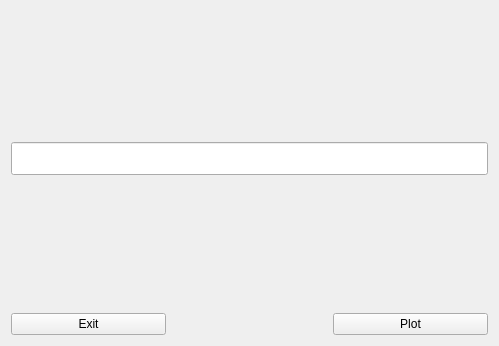
Old version of the form plot_view.ui in the repository topseli/PyCalc.
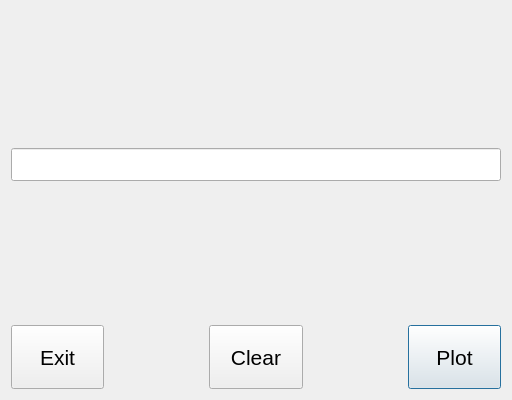
New version of the form.

Commit message: add clear buttons, fix element naming

```diff
--- a/plot_view.ui
+++ b/plot_view.ui
@@ -6,23 +6,89 @@
    <rect>
     <x>0</x>
     <y>0</y>
-    <width>499</width>
-    <height>346</height>
+    <width>512</width>
+    <height>400</height>
    </rect>
   </property>
   <property name="windowTitle">
    <string>Form</string>
   </property>
-  <layout class="QGridLayout" name="gridLayout">
+  <layout class="QGridLayout" name="gridLayout" columnstretch="0,0,0,0,0" columnminimumwidth="0,0,0,0,0">
+   <item row="5" column="4">
+    <widget class="QPushButton" name="button_plot">
+     <property name="minimumSize">
+      <size>
+       <width>0</width>
+       <height>64</height>
+      </size>
+     </property>
+     <property name="font">
+      <font>
+       <pointsize>16</pointsize>
+      </font>
+     </property>
+     <property name="text">
+      <string>Plot</string>
+     </property>
+     <property name="default">
+      <bool>true</bool>
+     </property>
+    </widget>
+   </item>
+   <item row="5" column="1">
+    <spacer name="spacer_left">
+     <property name="orientation">
+      <enum>Qt::Horizontal</enum>
+     </property>
+     <property name="sizeType">
+      <enum>QSizePolicy::Preferred</enum>
+     </property>
+     <property name="sizeHint" stdset="0">
+      <size>
+       <width>40</width>
+       <height>20</height>
+      </size>
+     </property>
+    </spacer>
+   </item>
+   <item row="5" column="2">
+    <widget class="QPushButton" name="button_clear">
+     <property name="minimumSize">
+      <size>
+       <width>0</width>
+       <height>64</height>
+      </size>
+     </property>
+     <property name="font">
+      <font>
+       <pointsize>16</pointsize>
+      </font>
+     </property>
+     <property name="text">
+      <string>Clear</string>
+     </property>
+    </widget>
+   </item>
    <item row="5" column="0">
-    <widget class="QPushButton" name="exit_button">
+    <widget class="QPushButton" name="button_exit">
+     <property name="minimumSize">
+      <size>
+       <width>0</width>
+       <height>64</height>
+      </size>
+     </property>
+     <property name="font">
+      <font>
+       <pointsize>16</pointsize>
+      </font>
+     </property>
      <property name="text">
       <string>Exit</string>
      </property>
     </widget>
    </item>
-   <item row="1" column="0" rowspan="2" colspan="3">
-    <widget class="QLineEdit" name="equation_input">
+   <item row="1" column="0" rowspan="2" colspan="5">
+    <widget class="QLineEdit" name="input_equation">
      <property name="font">
       <font>
        <pointsize>16</pointsize>
@@ -42,12 +108,21 @@
      </property>
     </widget>
    </item>
-   <item row="5" column="2">
-    <widget class="QPushButton" name="plot_button">
-     <property name="text">
-      <string>Plot</string>
+   <item row="5" column="3">
+    <spacer name="spacer_right">
+     <property name="orientation">
+      <enum>Qt::Horizontal</enum>
      </property>
-    </widget>
+     <property name="sizeType">
+      <enum>QSizePolicy::Preferred</enum>
+     </property>
+     <property name="sizeHint" stdset="0">
+      <size>
+       <width>40</width>
+       <height>20</height>
+      </size>
+     </property>
+    </spacer>
    </item>
   </layout>
  </widget>
```
Left out of the diff: 2 changed lines with no effect on the pictures. The commit also changes 2 other files.
